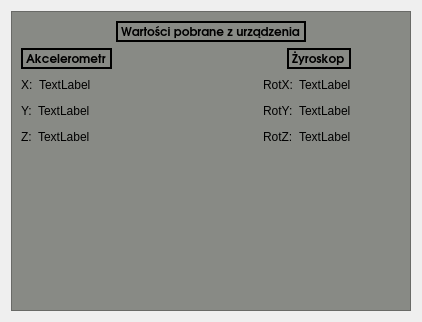
Before: the Qt Designer form window_data.ui in Wiral/SWD_Projekt_app, drawn with Qt 5.
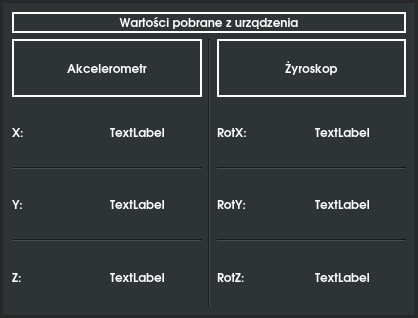
After: the same form once the commit is applied.

```diff
--- a/window_data.ui
+++ b/window_data.ui
@@ -10,10 +10,437 @@
     <height>318</height>
    </rect>
   </property>
+  <property name="palette">
+   <palette>
+    <active>
+     <colorrole role="WindowText">
+      <brush brushstyle="SolidPattern">
+       <color alpha="255">
+        <red>255</red>
+        <green>255</green>
+        <blue>255</blue>
+       </color>
+      </brush>
+     </colorrole>
+     <colorrole role="Button">
+      <brush brushstyle="SolidPattern">
+       <color alpha="255">
+        <red>40</red>
+        <green>40</green>
+        <blue>40</blue>
+       </color>
+      </brush>
+     </colorrole>
+     <colorrole role="Light">
+      <brush brushstyle="SolidPattern">
+       <color alpha="255">
+        <red>60</red>
+        <green>60</green>
+        <blue>60</blue>
+       </color>
+      </brush>
+     </colorrole>
+     <colorrole role="Midlight">
+      <brush brushstyle="SolidPattern">
+       <color alpha="255">
+        <red>50</red>
+        <green>50</green>
+        <blue>50</blue>
+       </color>
+      </brush>
+     </colorrole>
+     <colorrole role="Dark">
+      <brush brushstyle="SolidPattern">
+       <color alpha="255">
+        <red>20</red>
+        <green>20</green>
+        <blue>20</blue>
+       </color>
+      </brush>
+     </colorrole>
+     <colorrole role="Mid">
+      <brush brushstyle="SolidPattern">
+       <color alpha="255">
+        <red>26</red>
+        <green>26</green>
+        <blue>26</blue>
+       </color>
+      </brush>
+     </colorrole>
+     <colorrole role="Text">
+      <brush brushstyle="SolidPattern">
+       <color alpha="255">
+        <red>255</red>
+        <green>255</green>
+        <blue>255</blue>
+       </color>
+      </brush>
+     </colorrole>
+     <colorrole role="BrightText">
+      <brush brushstyle="SolidPattern">
+       <color alpha="255">
+        <red>255</red>
+        <green>255</green>
+        <blue>255</blue>
+       </color>
+      </brush>
+     </colorrole>
+     <colorrole role="ButtonText">
+      <brush brushstyle="SolidPattern">
+       <color alpha="255">
+        <red>255</red>
+        <green>255</green>
+        <blue>255</blue>
+       </color>
+      </brush>
+     </colorrole>
+     <colorrole role="Base">
+      <brush brushstyle="SolidPattern">
+       <color alpha="255">
+        <red>0</red>
+        <green>0</green>
+        <blue>0</blue>
+       </color>
+      </brush>
+     </colorrole>
+     <colorrole role="Window">
+      <brush brushstyle="SolidPattern">
+       <color alpha="255">
+        <red>40</red>
+        <green>40</green>
+        <blue>40</blue>
+       </color>
+      </brush>
+     </colorrole>
+     <colorrole role="Shadow">
+      <brush brushstyle="SolidPattern">
+       <color alpha="255">
+        <red>0</red>
+        <green>0</green>
+        <blue>0</blue>
+       </color>
+      </brush>
+     </colorrole>
+     <colorrole role="AlternateBase">
+      <brush brushstyle="SolidPattern">
+       <color alpha="255">
+        <red>20</red>
+        <green>20</green>
+        <blue>20</blue>
+       </color>
+      </brush>
+     </colorrole>
+     <colorrole role="ToolTipBase">
+      <brush brushstyle="SolidPattern">
+       <color alpha="255">
+        <red>255</red>
+        <green>255</green>
+        <blue>220</blue>
+       </color>
+      </brush>
+     </colorrole>
+     <colorrole role="ToolTipText">
+      <brush brushstyle="SolidPattern">
+       <color alpha="255">
+        <red>0</red>
+        <green>0</green>
+        <blue>0</blue>
+       </color>
+      </brush>
+     </colorrole>
+    </active>
+    <inactive>
+     <colorrole role="WindowText">
+      <brush brushstyle="SolidPattern">
+       <color alpha="255">
+        <red>255</red>
+        <green>255</green>
+        <blue>255</blue>
+       </color>
+      </brush>
+     </colorrole>
+     <colorrole role="Button">
+      <brush brushstyle="SolidPattern">
+       <color alpha="255">
+        <red>40</red>
+        <green>40</green>
+        <blue>40</blue>
+       </color>
+      </brush>
+     </colorrole>
+     <colorrole role="Light">
+      <brush brushstyle="SolidPattern">
+       <color alpha="255">
+        <red>60</red>
+        <green>60</green>
+        <blue>60</blue>
+       </color>
+      </brush>
+     </colorrole>
+     <colorrole role="Midlight">
+      <brush brushstyle="SolidPattern">
+       <color alpha="255">
+        <red>50</red>
+        <green>50</green>
+        <blue>50</blue>
+       </color>
+      </brush>
+     </colorrole>
+     <colorrole role="Dark">
+      <brush brushstyle="SolidPattern">
+       <color alpha="255">
+        <red>20</red>
+        <green>20</green>
+        <blue>20</blue>
+       </color>
+      </brush>
+     </colorrole>
+     <colorrole role="Mid">
+      <brush brushstyle="SolidPattern">
+       <color alpha="255">
+        <red>26</red>
+        <green>26</green>
+        <blue>26</blue>
+       </color>
+      </brush>
+     </colorrole>
+     <colorrole role="Text">
+      <brush brushstyle="SolidPattern">
+       <color alpha="255">
+        <red>255</red>
+        <green>255</green>
+        <blue>255</blue>
+       </color>
+      </brush>
+     </colorrole>
+     <colorrole role="BrightText">
+      <brush brushstyle="SolidPattern">
+       <color alpha="255">
+        <red>255</red>
+        <green>255</green>
+        <blue>255</blue>
+       </color>
+      </brush>
+     </colorrole>
+     <colorrole role="ButtonText">
+      <brush brushstyle="SolidPattern">
+       <color alpha="255">
+        <red>255</red>
+        <green>255</green>
+        <blue>255</blue>
+       </color>
+      </brush>
+     </colorrole>
+     <colorrole role="Base">
+      <brush brushstyle="SolidPattern">
+       <color alpha="255">
+        <red>0</red>
+        <green>0</green>
+        <blue>0</blue>
+       </color>
+      </brush>
+     </colorrole>
+     <colorrole role="Window">
+      <brush brushstyle="SolidPattern">
+       <color alpha="255">
+        <red>40</red>
+        <green>40</green>
+        <blue>40</blue>
+       </color>
+      </brush>
+     </colorrole>
+     <colorrole role="Shadow">
+      <brush brushstyle="SolidPattern">
+       <color alpha="255">
+        <red>0</red>
+        <green>0</green>
+        <blue>0</blue>
+       </color>
+      </brush>
+     </colorrole>
+     <colorrole role="AlternateBase">
+      <brush brushstyle="SolidPattern">
+       <color alpha="255">
+        <red>20</red>
+        <green>20</green>
+        <blue>20</blue>
+       </color>
+      </brush>
+     </colorrole>
+     <colorrole role="ToolTipBase">
+      <brush brushstyle="SolidPattern">
+       <color alpha="255">
+        <red>255</red>
+        <green>255</green>
+        <blue>220</blue>
+       </color>
+      </brush>
+     </colorrole>
+     <colorrole role="ToolTipText">
+      <brush brushstyle="SolidPattern">
+       <color alpha="255">
+        <red>0</red>
+        <green>0</green>
+        <blue>0</blue>
+       </color>
+      </brush>
+     </colorrole>
+    </inactive>
+    <disabled>
+     <colorrole role="WindowText">
+      <brush brushstyle="SolidPattern">
+       <color alpha="255">
+        <red>20</red>
+        <green>20</green>
+        <blue>20</blue>
+       </color>
+      </brush>
+     </colorrole>
+     <colorrole role="Button">
+      <brush brushstyle="SolidPattern">
+       <color alpha="255">
+        <red>40</red>
+        <green>40</green>
+        <blue>40</blue>
+       </color>
+      </brush>
+     </colorrole>
+     <colorrole role="Light">
+      <brush brushstyle="SolidPattern">
+       <color alpha="255">
+        <red>60</red>
+        <green>60</green>
+        <blue>60</blue>
+       </color>
+      </brush>
+     </colorrole>
+     <colorrole role="Midlight">
+      <brush brushstyle="SolidPattern">
+       <color alpha="255">
+        <red>50</red>
+        <green>50</green>
+        <blue>50</blue>
+       </color>
+      </brush>
+     </colorrole>
+     <colorrole role="Dark">
+      <brush brushstyle="SolidPattern">
+       <color alpha="255">
+        <red>20</red>
+        <green>20</green>
+        <blue>20</blue>
+       </color>
+      </brush>
+     </colorrole>
+     <colorrole role="Mid">
+      <brush brushstyle="SolidPattern">
+       <color alpha="255">
+        <red>26</red>
+        <green>26</green>
+        <blue>26</blue>
+       </color>
+      </brush>
+     </colorrole>
+     <colorrole role="Text">
+      <brush brushstyle="SolidPattern">
+       <color alpha="255">
+        <red>20</red>
+        <green>20</green>
+        <blue>20</blue>
+       </color>
+      </brush>
+     </colorrole>
+     <colorrole role="BrightText">
+      <brush brushstyle="SolidPattern">
+       <color alpha="255">
+        <red>255</red>
+        <green>255</green>
+        <blue>255</blue>
+       </color>
+      </brush>
+     </colorrole>
+     <colorrole role="ButtonText">
+      <brush brushstyle="SolidPattern">
+       <color alpha="255">
+        <red>20</red>
+        <green>20</green>
+        <blue>20</blue>
+       </color>
+      </brush>
+     </colorrole>
+     <colorrole role="Base">
+      <brush brushstyle="SolidPattern">
+       <color alpha="255">
+        <red>40</red>
+        <green>40</green>
+        <blue>40</blue>
+       </color>
+      </brush>
+     </colorrole>
+     <colorrole role="Window">
+      <brush brushstyle="SolidPattern">
+       <color alpha="255">
+        <red>40</red>
+        <green>40</green>
+        <blue>40</blue>
+       </color>
+      </brush>
+     </colorrole>
+     <colorrole role="Shadow">
+      <brush brushstyle="SolidPattern">
+       <color alpha="255">
+        <red>0</red>
+        <green>0</green>
+        <blue>0</blue>
+       </color>
+      </brush>
+     </colorrole>
+     <colorrole role="AlternateBase">
+      <brush brushstyle="SolidPattern">
+       <color alpha="255">
+        <red>40</red>
+        <green>40</green>
+        <blue>40</blue>
+       </color>
+      </brush>
+     </colorrole>
+     <colorrole role="ToolTipBase">
+      <brush brushstyle="SolidPattern">
+       <color alpha="255">
+        <red>255</red>
+        <green>255</green>
+        <blue>220</blue>
+       </color>
+      </brush>
+     </colorrole>
+     <colorrole role="ToolTipText">
+      <brush brushstyle="SolidPattern">
+       <color alpha="255">
+        <red>0</red>
+        <green>0</green>
+        <blue>0</blue>
+       </color>
+      </brush>
+     </colorrole>
+    </disabled>
+   </palette>
+  </property>
   <property name="windowTitle">
    <string>Form</string>
   </property>
   <layout class="QGridLayout" name="gridLayout">
+   <property name="leftMargin">
+    <number>2</number>
+   </property>
+   <property name="topMargin">
+    <number>2</number>
+   </property>
+   <property name="rightMargin">
+    <number>2</number>
+   </property>
+   <property name="bottomMargin">
+    <number>2</number>
+   </property>
    <item row="0" column="0">
     <widget class="QFrame" name="windowData">
      <property name="minimumSize">
@@ -28,63 +455,63 @@
         <colorrole role="WindowText">
          <brush brushstyle="SolidPattern">
           <color alpha="255">
-           <red>0</red>
-           <green>0</green>
-           <blue>0</blue>
+           <red>255</red>
+           <green>255</green>
+           <blue>255</blue>
           </color>
          </brush>
         </colorrole>
         <colorrole role="Button">
          <brush brushstyle="SolidPattern">
           <color alpha="255">
-           <red>136</red>
-           <green>138</green>
-           <blue>133</blue>
+           <red>46</red>
+           <green>52</green>
+           <blue>54</blue>
           </color>
          </brush>
         </colorrole>
         <colorrole role="Light">
          <brush brushstyle="SolidPattern">
           <color alpha="255">
-           <red>204</red>
-           <green>207</green>
-           <blue>200</blue>
+           <red>69</red>
+           <green>78</green>
+           <blue>81</blue>
           </color>
          </brush>
         </colorrole>
         <colorrole role="Midlight">
          <brush brushstyle="SolidPattern">
           <color alpha="255">
-           <red>170</red>
-           <green>172</green>
-           <blue>166</blue>
+           <red>57</red>
+           <green>65</green>
+           <blue>67</blue>
           </color>
          </brush>
         </colorrole>
         <colorrole role="Dark">
          <brush brushstyle="SolidPattern">
           <color alpha="255">
-           <red>68</red>
-           <green>69</green>
-           <blue>66</blue>
+           <red>23</red>
+           <green>26</green>
+           <blue>27</blue>
           </color>
          </brush>
         </colorrole>
         <colorrole role="Mid">
          <brush brushstyle="SolidPattern">
           <color alpha="255">
-           <red>91</red>
-           <green>92</green>
-           <blue>89</blue>
+           <red>30</red>
+           <green>34</green>
+           <blue>36</blue>
           </color>
          </brush>
         </colorrole>
         <colorrole role="Text">
          <brush brushstyle="SolidPattern">
           <color alpha="255">
-           <red>0</red>
-           <green>0</green>
-           <blue>0</blue>
+           <red>255</red>
+           <green>255</green>
+           <blue>255</blue>
           </color>
          </brush>
         </colorrole>
@@ -100,27 +527,27 @@
         <colorrole role="ButtonText">
          <brush brushstyle="SolidPattern">
           <color alpha="255">
-           <red>0</red>
-           <green>0</green>
-           <blue>0</blue>
+           <red>255</red>
+           <green>255</green>
+           <blue>255</blue>
           </color>
          </brush>
         </colorrole>
         <colorrole role="Base">
          <brush brushstyle="SolidPattern">
           <color alpha="255">
-           <red>255</red>
-           <green>255</green>
-           <blue>255</blue>
+           <red>0</red>
+           <green>0</green>
+           <blue>0</blue>
           </color>
          </brush>
         </colorrole>
         <colorrole role="Window">
          <brush brushstyle="SolidPattern">
           <color alpha="255">
-           <red>136</red>
-           <green>138</green>
-           <blue>133</blue>
+           <red>46</red>
+           <green>52</green>
+           <blue>54</blue>
           </color>
          </brush>
         </colorrole>
@@ -136,9 +563,9 @@
         <colorrole role="AlternateBase">
          <brush brushstyle="SolidPattern">
           <color alpha="255">
-           <red>195</red>
-           <green>196</green>
-           <blue>194</blue>
+           <red>23</red>
+           <green>26</green>
+           <blue>27</blue>
           </color>
          </brush>
         </colorrole>
@@ -165,63 +592,63 @@
         <colorrole role="WindowText">
          <brush brushstyle="SolidPattern">
           <color alpha="255">
-           <red>0</red>
-           <green>0</green>
-           <blue>0</blue>
+           <red>255</red>
+           <green>255</green>
+           <blue>255</blue>
           </color>
          </brush>
         </colorrole>
         <colorrole role="Button">
          <brush brushstyle="SolidPattern">
           <color alpha="255">
-           <red>136</red>
-           <green>138</green>
-           <blue>133</blue>
+           <red>46</red>
+           <green>52</green>
+           <blue>54</blue>
           </color>
          </brush>
         </colorrole>
         <colorrole role="Light">
          <brush brushstyle="SolidPattern">
           <color alpha="255">
-           <red>204</red>
-           <green>207</green>
-           <blue>200</blue>
+           <red>69</red>
+           <green>78</green>
+           <blue>81</blue>
           </color>
          </brush>
         </colorrole>
         <colorrole role="Midlight">
          <brush brushstyle="SolidPattern">
           <color alpha="255">
-           <red>170</red>
-           <green>172</green>
-           <blue>166</blue>
+           <red>57</red>
+           <green>65</green>
+           <blue>67</blue>
           </color>
          </brush>
         </colorrole>
         <colorrole role="Dark">
          <brush brushstyle="SolidPattern">
           <color alpha="255">
-           <red>68</red>
-           <green>69</green>
-           <blue>66</blue>
+           <red>23</red>
+           <green>26</green>
+           <blue>27</blue>
           </color>
          </brush>
         </colorrole>
         <colorrole role="Mid">
          <brush brushstyle="SolidPattern">
           <color alpha="255">
-           <red>91</red>
-           <green>92</green>
-           <blue>89</blue>
+           <red>30</red>
+           <green>34</green>
+           <blue>36</blue>
           </color>
          </brush>
         </colorrole>
         <colorrole role="Text">
          <brush brushstyle="SolidPattern">
           <color alpha="255">
-           <red>0</red>
-           <green>0</green>
-           <blue>0</blue>
+           <red>255</red>
+           <green>255</green>
+           <blue>255</blue>
           </color>
          </brush>
         </colorrole>
@@ -237,27 +664,27 @@
         <colorrole role="ButtonText">
          <brush brushstyle="SolidPattern">
           <color alpha="255">
-           <red>0</red>
-           <green>0</green>
-           <blue>0</blue>
+           <red>255</red>
+           <green>255</green>
+           <blue>255</blue>
           </color>
          </brush>
         </colorrole>
         <colorrole role="Base">
          <brush brushstyle="SolidPattern">
           <color alpha="255">
-           <red>255</red>
-           <green>255</green>
-           <blue>255</blue>
+           <red>0</red>
+           <green>0</green>
+           <blue>0</blue>
           </color>
          </brush>
         </colorrole>
         <colorrole role="Window">
          <brush brushstyle="SolidPattern">
           <color alpha="255">
-           <red>136</red>
-           <green>138</green>
-           <blue>133</blue>
+           <red>46</red>
+           <green>52</green>
+           <blue>54</blue>
           </color>
          </brush>
         </colorrole>
@@ -273,9 +700,9 @@
         <colorrole role="AlternateBase">
          <brush brushstyle="SolidPattern">
           <color alpha="255">
-           <red>195</red>
-           <green>196</green>
-           <blue>194</blue>
+           <red>23</red>
+           <green>26</green>
+           <blue>27</blue>
           </color>
          </brush>
         </colorrole>
@@ -302,63 +729,63 @@
         <colorrole role="WindowText">
          <brush brushstyle="SolidPattern">
           <color alpha="255">
-           <red>68</red>
-           <green>69</green>
-           <blue>66</blue>
+           <red>23</red>
+           <green>26</green>
+           <blue>27</blue>
           </color>
          </brush>
         </colorrole>
         <colorrole role="Button">
          <brush brushstyle="SolidPattern">
           <color alpha="255">
-           <red>136</red>
-           <green>138</green>
-           <blue>133</blue>
+           <red>46</red>
+           <green>52</green>
+           <blue>54</blue>
           </color>
          </brush>
         </colorrole>
         <colorrole role="Light">
          <brush brushstyle="SolidPattern">
           <color alpha="255">
-           <red>204</red>
-           <green>207</green>
-           <blue>200</blue>
+           <red>69</red>
+           <green>78</green>
+           <blue>81</blue>
           </color>
          </brush>
         </colorrole>
         <colorrole role="Midlight">
          <brush brushstyle="SolidPattern">
           <color alpha="255">
-           <red>170</red>
-           <green>172</green>
-           <blue>166</blue>
+           <red>57</red>
+           <green>65</green>
+           <blue>67</blue>
           </color>
          </brush>
         </colorrole>
         <colorrole role="Dark">
          <brush brushstyle="SolidPattern">
           <color alpha="255">
-           <red>68</red>
-           <green>69</green>
-           <blue>66</blue>
+           <red>23</red>
+           <green>26</green>
+           <blue>27</blue>
           </color>
          </brush>
         </colorrole>
         <colorrole role="Mid">
          <brush brushstyle="SolidPattern">
           <color alpha="255">
-           <red>91</red>
-           <green>92</green>
-           <blue>89</blue>
+           <red>30</red>
+           <green>34</green>
+           <blue>36</blue>
           </color>
          </brush>
         </colorrole>
         <colorrole role="Text">
          <brush brushstyle="SolidPattern">
           <color alpha="255">
-           <red>68</red>
-           <green>69</green>
-           <blue>66</blue>
+           <red>23</red>
+           <green>26</green>
+           <blue>27</blue>
           </color>
          </brush>
         </colorrole>
@@ -374,27 +801,27 @@
         <colorrole role="ButtonText">
          <brush brushstyle="SolidPattern">
           <color alpha="255">
-           <red>68</red>
-           <green>69</green>
-           <blue>66</blue>
+           <red>23</red>
+           <green>26</green>
+           <blue>27</blue>
           </color>
          </brush>
         </colorrole>
         <colorrole role="Base">
          <brush brushstyle="SolidPattern">
           <color alpha="255">
-           <red>136</red>
-           <green>138</green>
-           <blue>133</blue>
+           <red>46</red>
+           <green>52</green>
+           <blue>54</blue>
           </color>
          </brush>
         </colorrole>
         <colorrole role="Window">
          <brush brushstyle="SolidPattern">
           <color alpha="255">
-           <red>136</red>
-           <green>138</green>
-           <blue>133</blue>
+           <red>46</red>
+           <green>52</green>
+           <blue>54</blue>
           </color>
          </brush>
         </colorrole>
@@ -410,9 +837,9 @@
         <colorrole role="AlternateBase">
          <brush brushstyle="SolidPattern">
           <color alpha="255">
-           <red>136</red>
-           <green>138</green>
-           <blue>133</blue>
+           <red>46</red>
+           <green>52</green>
+           <blue>54</blue>
           </color>
          </brush>
         </colorrole>
@@ -446,98 +873,9 @@
      <property name="frameShadow">
       <enum>QFrame::Raised</enum>
      </property>
-     <layout class="QFormLayout" name="formLayout_3">
-      <item row="0" column="0" colspan="2">
-       <layout class="QHBoxLayout" name="windowData_header">
-        <item>
-         <spacer name="horizontalSpacer_33">
-          <property name="orientation">
-           <enum>Qt::Horizontal</enum>
-          </property>
-          <property name="sizeHint" stdset="0">
-           <size>
-            <width>30</width>
-            <height>20</height>
-           </size>
-          </property>
-         </spacer>
-        </item>
-        <item>
-         <widget class="QLabel" name="windowData_header_title">
-          <property name="sizePolicy">
-           <sizepolicy hsizetype="Fixed" vsizetype="Fixed">
-            <horstretch>0</horstretch>
-            <verstretch>0</verstretch>
-           </sizepolicy>
-          </property>
-          <property name="font">
-           <font>
-            <family>URW Gothic L</family>
-            <weight>75</weight>
-            <bold>true</bold>
-           </font>
-          </property>
-          <property name="frameShape">
-           <enum>QFrame::WinPanel</enum>
-          </property>
-          <property name="text">
-           <string>Wartości pobrane z urządzenia</string>
-          </property>
-         </widget>
-        </item>
-        <item>
-         <spacer name="horizontalSpacer_34">
-          <property name="orientation">
-           <enum>Qt::Horizontal</enum>
-          </property>
-          <property name="sizeHint" stdset="0">
-           <size>
-            <width>40</width>
-            <height>20</height>
-           </size>
-          </property>
-         </spacer>
-        </item>
-       </layout>
-      </item>
-      <item row="1" column="0" colspan="2">
-       <layout class="QHBoxLayout" name="windowData_subheader">
-        <item>
-         <widget class="QLabel" name="windowData_subheader_title2">
-          <property name="sizePolicy">
-           <sizepolicy hsizetype="Fixed" vsizetype="Fixed">
-            <horstretch>0</horstretch>
-            <verstretch>0</verstretch>
-           </sizepolicy>
-          </property>
-          <property name="font">
-           <font>
-            <family>URW Gothic L</family>
-            <weight>75</weight>
-            <bold>true</bold>
-           </font>
-          </property>
-          <property name="frameShape">
-           <enum>QFrame::WinPanel</enum>
-          </property>
-          <property name="text">
-           <string>Akcelerometr</string>
-          </property>
-         </widget>
-        </item>
-        <item>
-         <spacer name="horizontalSpacer_35">
-          <property name="orientation">
-           <enum>Qt::Horizontal</enum>
-          </property>
-          <property name="sizeHint" stdset="0">
-           <size>
-            <width>30</width>
-            <height>20</height>
-           </size>
-          </property>
-         </spacer>
-        </item>
+     <layout class="QGridLayout" name="gridLayout_2">
+      <item row="1" column="2">
+       <layout class="QVBoxLayout" name="verticalLayout_2">
         <item>
          <widget class="QLabel" name="windowData_subheader_title1">
           <property name="font">
@@ -553,209 +891,296 @@
           <property name="text">
            <string>Żyroskop</string>
           </property>
-         </widget>
-        </item>
-        <item>
-         <spacer name="horizontalSpacer_36">
-          <property name="orientation">
-           <enum>Qt::Horizontal</enum>
+          <property name="alignment">
+           <set>Qt::AlignCenter</set>
           </property>
-          <property name="sizeType">
-           <enum>QSizePolicy::Fixed</enum>
-          </property>
-          <property name="sizeHint" stdset="0">
-           <size>
-            <width>50</width>
-            <height>20</height>
-           </size>
-          </property>
-         </spacer>
-        </item>
-       </layout>
-      </item>
-      <item row="2" column="0" colspan="2">
-       <layout class="QHBoxLayout" name="windowData_data_x">
-        <item>
-         <widget class="QLabel" name="windowData_label_x">
-          <property name="text">
-           <string>X:</string>
-          </property>
          </widget>
         </item>
         <item>
-         <widget class="QLabel" name="windowData_data_acc_x">
-          <property name="text">
-           <string>TextLabel</string>
-          </property>
-         </widget>
+         <layout class="QHBoxLayout" name="horizontalLayout">
+          <item>
+           <widget class="QLabel" name="windowData_label_rot_x">
+            <property name="font">
+             <font>
+              <family>URW Gothic L</family>
+              <weight>75</weight>
+              <bold>true</bold>
+             </font>
+            </property>
+            <property name="text">
+             <string>RotX:</string>
+            </property>
+           </widget>
+          </item>
+          <item>
+           <widget class="QLabel" name="windowData_data_gyro_x">
+            <property name="font">
+             <font>
+              <family>URW Gothic L</family>
+              <weight>75</weight>
+              <bold>true</bold>
+             </font>
+            </property>
+            <property name="text">
+             <string>TextLabel</string>
+            </property>
+           </widget>
+          </item>
+         </layout>
         </item>
         <item>
-         <spacer name="horizontalSpacer_37">
+         <widget class="Line" name="line_3">
           <property name="orientation">
            <enum>Qt::Horizontal</enum>
           </property>
-          <property name="sizeHint" stdset="0">
-           <size>
-            <width>30</width>
-            <height>20</height>
-           </size>
-          </property>
-         </spacer>
-        </item>
-        <item>
-         <widget class="QLabel" name="windowData_label_rot_x">
-          <property name="text">
-           <string>RotX:</string>
-          </property>
          </widget>
         </item>
         <item>
-         <widget class="QLabel" name="windowData_data_gyro_x">
-          <property name="text">
-           <string>TextLabel</string>
-          </property>
-         </widget>
+         <layout class="QHBoxLayout" name="horizontalLayout_2">
+          <item>
+           <widget class="QLabel" name="windowData_label_rot_y">
+            <property name="font">
+             <font>
+              <family>URW Gothic L</family>
+              <weight>75</weight>
+              <bold>true</bold>
+             </font>
+            </property>
+            <property name="text">
+             <string>RotY:</string>
+            </property>
+           </widget>
+          </item>
+          <item>
+           <widget class="QLabel" name="windowData_data_gyro_y">
+            <property name="font">
+             <font>
+              <family>URW Gothic L</family>
+              <weight>75</weight>
+              <bold>true</bold>
+             </font>
+            </property>
+            <property name="text">
+             <string>TextLabel</string>
+            </property>
+           </widget>
+          </item>
+         </layout>
         </item>
         <item>
-         <spacer name="horizontalSpacer_38">
+         <widget class="Line" name="line_4">
           <property name="orientation">
            <enum>Qt::Horizontal</enum>
           </property>
-          <property name="sizeType">
-           <enum>QSizePolicy::Fixed</enum>
-          </property>
-          <property name="sizeHint" stdset="0">
-           <size>
-            <width>50</width>
-            <height>20</height>
-           </size>
-          </property>
-         </spacer>
-        </item>
-       </layout>
-      </item>
-      <item row="3" column="0" colspan="2">
-       <layout class="QHBoxLayout" name="windowData_data_y">
-        <item>
-         <widget class="QLabel" name="windowData_label_y">
-          <property name="text">
-           <string>Y:</string>
-          </property>
          </widget>
         </item>
         <item>
-         <widget class="QLabel" name="windowData_data_acc_y">
-          <property name="text">
-           <string>TextLabel</string>
-          </property>
-         </widget>
+         <layout class="QHBoxLayout" name="horizontalLayout_3">
+          <item>
+           <widget class="QLabel" name="windowData_label_rot_z">
+            <property name="font">
+             <font>
+              <family>URW Gothic L</family>
+              <weight>75</weight>
+              <bold>true</bold>
+             </font>
+            </property>
+            <property name="text">
+             <string>RotZ:</string>
+            </property>
+           </widget>
+          </item>
+          <item>
+           <widget class="QLabel" name="windowData_data_gyro_z">
+            <property name="font">
+             <font>
+              <family>URW Gothic L</family>
+              <weight>75</weight>
+              <bold>true</bold>
+             </font>
+            </property>
+            <property name="text">
+             <string>TextLabel</string>
+            </property>
+           </widget>
+          </item>
+         </layout>
         </item>
+       </layout>
+      </item>
+      <item row="0" column="0" colspan="3">
+       <widget class="QLabel" name="windowData_header_title">
+        <property name="sizePolicy">
+         <sizepolicy hsizetype="Expanding" vsizetype="Fixed">
+          <horstretch>0</horstretch>
+          <verstretch>0</verstretch>
+         </sizepolicy>
+        </property>
+        <property name="font">
+         <font>
+          <family>URW Gothic L</family>
+          <weight>75</weight>
+          <bold>true</bold>
+         </font>
+        </property>
+        <property name="frameShape">
+         <enum>QFrame::WinPanel</enum>
+        </property>
+        <property name="text">
+         <string>Wartości pobrane z urządzenia</string>
+        </property>
+        <property name="alignment">
+         <set>Qt::AlignCenter</set>
+        </property>
+       </widget>
+      </item>
+      <item row="1" column="0">
+       <layout class="QVBoxLayout" name="verticalLayout">
         <item>
-         <spacer name="horizontalSpacer_39">
-          <property name="orientation">
-           <enum>Qt::Horizontal</enum>
+         <widget class="QLabel" name="windowData_subheader_title2">
+          <property name="sizePolicy">
+           <sizepolicy hsizetype="Preferred" vsizetype="Preferred">
+            <horstretch>0</horstretch>
+            <verstretch>0</verstretch>
+           </sizepolicy>
           </property>
-          <property name="sizeHint" stdset="0">
-           <size>
-            <width>30</width>
-            <height>20</height>
-           </size>
+          <property name="font">
+           <font>
+            <family>URW Gothic L</family>
+            <weight>75</weight>
+            <bold>true</bold>
+           </font>
           </property>
-         </spacer>
-        </item>
-        <item>
-         <widget class="QLabel" name="windowData_label_rot_y">
+          <property name="frameShape">
+           <enum>QFrame::WinPanel</enum>
+          </property>
           <property name="text">
-           <string>RotY:</string>
+           <string>Akcelerometr</string>
           </property>
+          <property name="alignment">
+           <set>Qt::AlignCenter</set>
+          </property>
          </widget>
         </item>
         <item>
-         <widget class="QLabel" name="windowData_data_gyro_y">
-          <property name="text">
-           <string>TextLabel</string>
-          </property>
-         </widget>
+         <layout class="QHBoxLayout" name="horizontalLayout_4">
+          <item>
+           <widget class="QLabel" name="windowData_label_x">
+            <property name="font">
+             <font>
+              <family>URW Gothic L</family>
+              <weight>75</weight>
+              <bold>true</bold>
+             </font>
+            </property>
+            <property name="text">
+             <string>X:</string>
+            </property>
+           </widget>
+          </item>
+          <item>
+           <widget class="QLabel" name="windowData_data_acc_x">
+            <property name="font">
+             <font>
+              <family>URW Gothic L</family>
+              <weight>75</weight>
+              <bold>true</bold>
+             </font>
+            </property>
+            <property name="text">
+             <string>TextLabel</string>
+            </property>
+           </widget>
+          </item>
+         </layout>
         </item>
         <item>
-         <spacer name="horizontalSpacer_40">
+         <widget class="Line" name="line">
           <property name="orientation">
            <enum>Qt::Horizontal</enum>
           </property>
-          <property name="sizeType">
-           <enum>QSizePolicy::Fixed</enum>
-          </property>
-          <property name="sizeHint" stdset="0">
-           <size>
-            <width>50</width>
-            <height>20</height>
-           </size>
-          </property>
-         </spacer>
-        </item>
-       </layout>
-      </item>
-      <item row="4" column="0" colspan="2">
-       <layout class="QHBoxLayout" name="windowData_data_z">
-        <item>
-         <widget class="QLabel" name="windowData_label_z">
-          <property name="text">
-           <string>Z:</string>
-          </property>
          </widget>
         </item>
         <item>
-         <widget class="QLabel" name="windowData_data_acc_z">
-          <property name="text">
-           <string>TextLabel</string>
-          </property>
-         </widget>
+         <layout class="QHBoxLayout" name="horizontalLayout_5">
+          <item>
+           <widget class="QLabel" name="windowData_label_y">
+            <property name="font">
+             <font>
+              <family>URW Gothic L</family>
+              <weight>75</weight>
+              <bold>true</bold>
+             </font>
+            </property>
+            <property name="text">
+             <string>Y:</string>
+            </property>
+           </widget>
+          </item>
+          <item>
+           <widget class="QLabel" name="windowData_data_acc_y">
+            <property name="font">
+             <font>
+              <family>URW Gothic L</family>
+              <weight>75</weight>
+              <bold>true</bold>
+             </font>
+            </property>
+            <property name="text">
+             <string>TextLabel</string>
+            </property>
+           </widget>
+          </item>
+         </layout>
         </item>
         <item>
-         <spacer name="horizontalSpacer_41">
+         <widget class="Line" name="line_2">
           <property name="orientation">
            <enum>Qt::Horizontal</enum>
           </property>
-          <property name="sizeHint" stdset="0">
-           <size>
-            <width>30</width>
-            <height>20</height>
-           </size>
-          </property>
-         </spacer>
-        </item>
-        <item>
-         <widget class="QLabel" name="windowData_label_rot_z">
-          <property name="text">
-           <string>RotZ:</string>
-          </property>
          </widget>
         </item>
         <item>
-         <widget class="QLabel" name="windowData_data_gyro_z">
-          <property name="text">
-           <string>TextLabel</string>
-          </property>
-         </widget>
+         <layout class="QHBoxLayout" name="horizontalLayout_6">
+          <item>
+           <widget class="QLabel" name="windowData_label_z">
+            <property name="font">
+             <font>
+              <family>URW Gothic L</family>
+              <weight>75</weight>
+              <bold>true</bold>
+             </font>
+            </property>
+            <property name="text">
+             <string>Z:</string>
+            </property>
+           </widget>
+          </item>
+          <item>
+           <widget class="QLabel" name="windowData_data_acc_z">
+            <property name="font">
+             <font>
+              <family>URW Gothic L</family>
+              <weight>75</weight>
+              <bold>true</bold>
+             </font>
+            </property>
+            <property name="text">
+             <string>TextLabel</string>
+            </property>
+           </widget>
+          </item>
+         </layout>
         </item>
-        <item>
-         <spacer name="horizontalSpacer_42">
-          <property name="orientation">
-           <enum>Qt::Horizontal</enum>
-          </property>
-          <property name="sizeType">
-           <enum>QSizePolicy::Fixed</enum>
-          </property>
-          <property name="sizeHint" stdset="0">
-           <size>
-            <width>50</width>
-            <height>20</height>
-           </size>
-          </property>
-         </spacer>
-        </item>
        </layout>
       </item>
+      <item row="1" column="1">
+       <widget class="Line" name="line_5">
+        <property name="orientation">
+         <enum>Qt::Vertical</enum>
+        </property>
+       </widget>
+      </item>
      </layout>
     </widget>
    </item>
```
